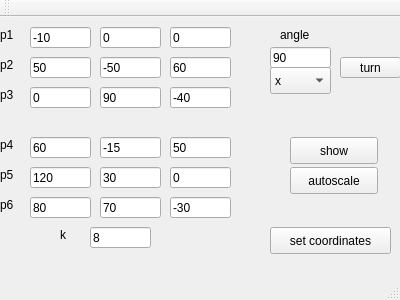
romangr/KG1, file mainwindow.ui: the form before one commit.
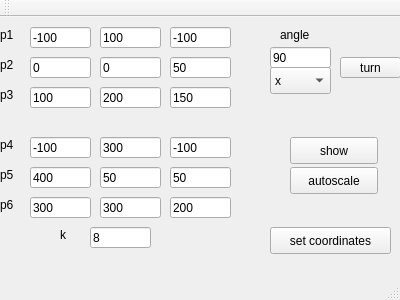
The form after the commit.

Patch:
```diff
--- a/mainwindow.ui
+++ b/mainwindow.ui
@@ -179,7 +179,7 @@
      </rect>
     </property>
     <property name="text">
-     <string>-10</string>
+     <string>-100</string>
     </property>
    </widget>
    <widget class="QLineEdit" name="lineEdit_2">
@@ -192,7 +192,7 @@
      </rect>
     </property>
     <property name="text">
-     <string>0</string>
+     <string>100</string>
     </property>
    </widget>
    <widget class="QLineEdit" name="lineEdit_3">
@@ -205,7 +205,7 @@
      </rect>
     </property>
     <property name="text">
-     <string>0</string>
+     <string>-100</string>
     </property>
    </widget>
    <widget class="QLineEdit" name="lineEdit_4">
@@ -218,7 +218,7 @@
      </rect>
     </property>
     <property name="text">
-     <string>50</string>
+     <string>0</string>
     </property>
    </widget>
    <widget class="QLineEdit" name="lineEdit_5">
@@ -231,7 +231,7 @@
      </rect>
     </property>
     <property name="text">
-     <string>-50</string>
+     <string>0</string>
     </property>
    </widget>
    <widget class="QLineEdit" name="lineEdit_6">
@@ -244,7 +244,7 @@
      </rect>
     </property>
     <property name="text">
-     <string>60</string>
+     <string>50</string>
     </property>
    </widget>
    <widget class="QLineEdit" name="lineEdit_7">
@@ -257,7 +257,7 @@
      </rect>
     </property>
     <property name="text">
-     <string>0</string>
+     <string>100</string>
     </property>
    </widget>
    <widget class="QLineEdit" name="lineEdit_8">
@@ -270,7 +270,7 @@
      </rect>
     </property>
     <property name="text">
-     <string>90</string>
+     <string>200</string>
     </property>
    </widget>
    <widget class="QLineEdit" name="lineEdit_9">
@@ -283,7 +283,7 @@
      </rect>
     </property>
     <property name="text">
-     <string>-40</string>
+     <string>150</string>
     </property>
    </widget>
    <widget class="QLineEdit" name="lineEdit_10">
@@ -296,7 +296,7 @@
      </rect>
     </property>
     <property name="text">
-     <string>60</string>
+     <string>-100</string>
     </property>
    </widget>
    <widget class="QLineEdit" name="lineEdit_11">
@@ -309,7 +309,7 @@
      </rect>
     </property>
     <property name="text">
-     <string>-15</string>
+     <string>300</string>
     </property>
    </widget>
    <widget class="QLineEdit" name="lineEdit_12">
@@ -322,7 +322,7 @@
      </rect>
     </property>
     <property name="text">
-     <string>50</string>
+     <string>-100</string>
     </property>
    </widget>
    <widget class="QLineEdit" name="lineEdit_13">
@@ -335,7 +335,7 @@
      </rect>
     </property>
     <property name="text">
-     <string>120</string>
+     <string>400</string>
     </property>
    </widget>
    <widget class="QLineEdit" name="lineEdit_14">
@@ -348,7 +348,7 @@
      </rect>
     </property>
     <property name="text">
-     <string>30</string>
+     <string>50</string>
     </property>
    </widget>
    <widget class="QLineEdit" name="lineEdit_15">
@@ -361,7 +361,7 @@
      </rect>
     </property>
     <property name="text">
-     <string>0</string>
+     <string>50</string>
     </property>
    </widget>
    <widget class="QLineEdit" name="lineEdit_16">
@@ -374,7 +374,7 @@
      </rect>
     </property>
     <property name="text">
-     <string>80</string>
+     <string>300</string>
     </property>
    </widget>
    <widget class="QLineEdit" name="lineEdit_17">
@@ -387,7 +387,7 @@
      </rect>
     </property>
     <property name="text">
-     <string>70</string>
+     <string>300</string>
     </property>
    </widget>
    <widget class="QLineEdit" name="lineEdit_18">
@@ -400,7 +400,7 @@
      </rect>
     </property>
     <property name="text">
-     <string>-30</string>
+     <string>200</string>
     </property>
    </widget>
    <widget class="QLineEdit" name="lineEdit_25">
```
Left out of the diff: 2 changed lines with no effect on the pictures.
